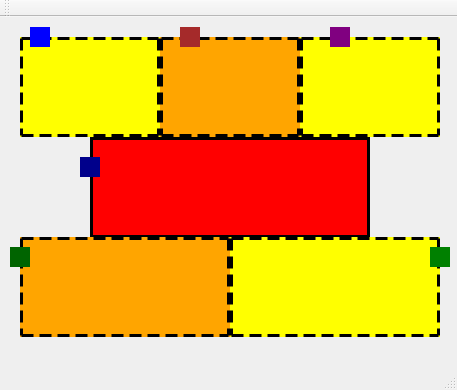
This is TrainServer/mainwindow.ui in Barbalho12/Train-Project as Qt 5 draws it before an edit. The edited form follows.
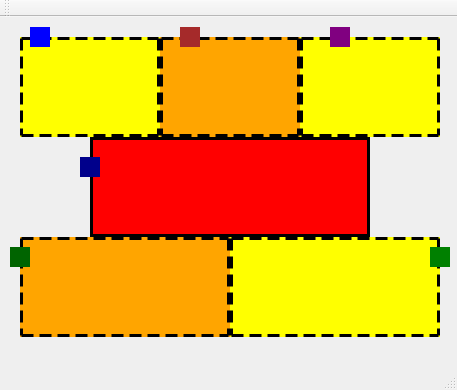
This is the edited form.

The edit to the form file:
```diff
--- a/TrainServer/mainwindow.ui
+++ b/TrainServer/mainwindow.ui
@@ -71,7 +71,7 @@
       <x>90</x>
       <y>120</y>
       <width>280</width>
-      <height>101</height>
+      <height>100</height>
      </rect>
     </property>
     <property name="styleSheet">
```
